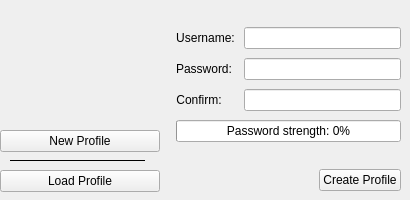
First picture: the form in src/loginscreen.ui, repository qTox/qTox, before the edit.
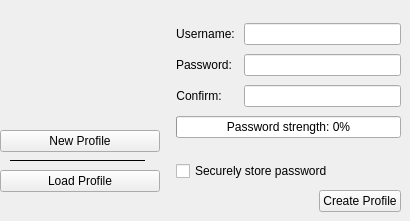
Second picture: the form after the edit. The open tabs and pages were chosen to show the change. Icons and pictures are not drawn. Custom widgets are drawn as their Qt base class.

Commit message: feat(widget): add support for QtKeychain to store/retrieve passwords

Diff of the .ui file:
```diff
--- a/src/loginscreen.ui
+++ b/src/loginscreen.ui
@@ -7,19 +7,19 @@
     <x>0</x>
     <y>0</y>
     <width>410</width>
-    <height>200</height>
+    <height>221</height>
    </rect>
   </property>
   <property name="minimumSize">
    <size>
     <width>410</width>
-    <height>200</height>
+    <height>221</height>
    </size>
   </property>
   <property name="maximumSize">
    <size>
     <width>415</width>
-    <height>200</height>
+    <height>221</height>
    </size>
   </property>
   <property name="windowTitle">
@@ -35,7 +35,7 @@
      <x>160</x>
      <y>0</y>
      <width>250</width>
-     <height>200</height>
+     <height>221</height>
     </rect>
    </property>
    <property name="autoFillBackground">
@@ -155,7 +155,7 @@
            </property>
           </widget>
          </item>
-         <item row="9" column="0" colspan="2">
+         <item row="10" column="0" colspan="2">
           <layout class="QHBoxLayout" name="horizontalLayout">
            <item>
             <spacer name="horizontalSpacer">
@@ -205,6 +205,13 @@
            </property>
           </spacer>
          </item>
+         <item row="9" column="0" colspan="2">
+          <widget class="QCheckBox" name="securelyStorePassword2CB">
+           <property name="text">
+            <string>Securely store password</string>
+           </property>
+          </widget>
+         </item>
         </layout>
        </item>
       </layout>
```
Left out of the diff: 7 changed lines with no effect on the pictures. The commit also changes 16 other files.
